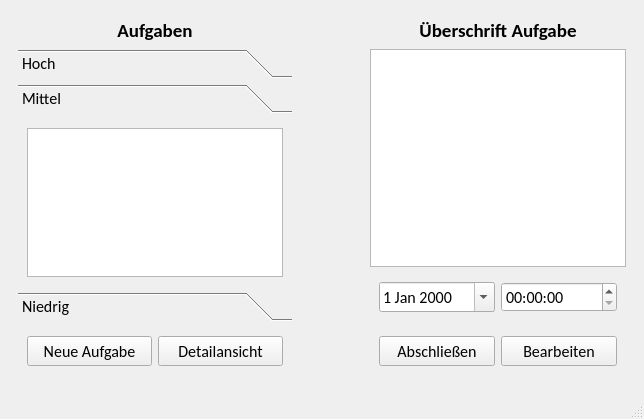
This is UI/frm_main_window.ui in dampfwolke/taskmanager as Qt 5 draws it before an edit. The edited form follows.
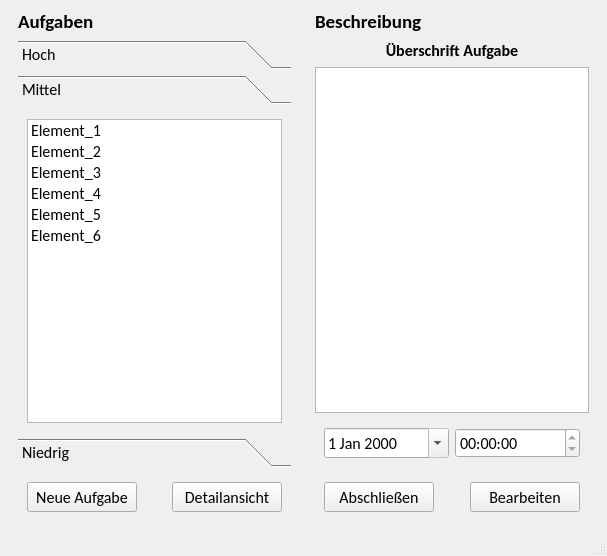
This is the edited form. The open tabs and pages were chosen to show the change.

The edit to the form file:
```diff
--- a/UI/frm_main_window.ui
+++ b/UI/frm_main_window.ui
@@ -6,8 +6,8 @@
    <rect>
     <x>0</x>
     <y>0</y>
-    <width>644</width>
-    <height>419</height>
+    <width>607</width>
+    <height>556</height>
    </rect>
   </property>
   <property name="font">
@@ -23,7 +23,19 @@
    <layout class="QHBoxLayout" name="horizontalLayout_3">
     <item>
      <widget class="QWidget" name="wg_main_tasks" native="true">
+      <property name="sizePolicy">
+       <sizepolicy hsizetype="Preferred" vsizetype="Preferred">
+        <horstretch>0</horstretch>
+        <verstretch>0</verstretch>
+       </sizepolicy>
+      </property>
       <layout class="QVBoxLayout" name="verticalLayout_5">
+       <property name="topMargin">
+        <number>0</number>
+       </property>
+       <property name="bottomMargin">
+        <number>0</number>
+       </property>
        <item>
         <widget class="QLabel" name="lb_tasks">
          <property name="font">
@@ -37,7 +49,7 @@
           <string>Aufgaben</string>
          </property>
          <property name="alignment">
-          <set>Qt::AlignmentFlag::AlignCenter</set>
+          <set>Qt::AlignmentFlag::AlignLeading|Qt::AlignmentFlag::AlignLeft|Qt::AlignmentFlag::AlignVCenter</set>
          </property>
         </widget>
        </item>
@@ -51,8 +63,8 @@
            <rect>
             <x>0</x>
             <y>0</y>
-            <width>274</width>
-            <height>173</height>
+            <width>273</width>
+            <height>328</height>
            </rect>
           </property>
           <attribute name="label">
@@ -60,7 +72,31 @@
           </attribute>
           <layout class="QVBoxLayout" name="verticalLayout">
            <item>
-            <widget class="QListWidget" name="lw_high"/>
+            <widget class="QListWidget" name="lw_high">
+             <property name="layoutDirection">
+              <enum>Qt::LayoutDirection::LeftToRight</enum>
+             </property>
+             <item>
+              <property name="text">
+               <string>Element_1</string>
+              </property>
+             </item>
+             <item>
+              <property name="text">
+               <string>Element_2</string>
+              </property>
+             </item>
+             <item>
+              <property name="text">
+               <string>Element_3</string>
+              </property>
+             </item>
+             <item>
+              <property name="text">
+               <string>Element_4</string>
+              </property>
+             </item>
+            </widget>
            </item>
           </layout>
          </widget>
@@ -69,8 +105,8 @@
            <rect>
             <x>0</x>
             <y>0</y>
-            <width>98</width>
-            <height>91</height>
+            <width>290</width>
+            <height>328</height>
            </rect>
           </property>
           <attribute name="label">
@@ -78,7 +114,38 @@
           </attribute>
           <layout class="QVBoxLayout" name="verticalLayout_2">
            <item>
-            <widget class="QListWidget" name="lw_medium"/>
+            <widget class="QListWidget" name="lw_medium">
+             <item>
+              <property name="text">
+               <string>Element_1</string>
+              </property>
+             </item>
+             <item>
+              <property name="text">
+               <string>Element_2</string>
+              </property>
+             </item>
+             <item>
+              <property name="text">
+               <string>Element_3</string>
+              </property>
+             </item>
+             <item>
+              <property name="text">
+               <string>Element_4</string>
+              </property>
+             </item>
+             <item>
+              <property name="text">
+               <string>Element_5</string>
+              </property>
+             </item>
+             <item>
+              <property name="text">
+               <string>Element_6</string>
+              </property>
+             </item>
+            </widget>
            </item>
           </layout>
          </widget>
@@ -87,8 +154,8 @@
            <rect>
             <x>0</x>
             <y>0</y>
-            <width>98</width>
-            <height>91</height>
+            <width>290</width>
+            <height>328</height>
            </rect>
           </property>
           <attribute name="label">
@@ -96,7 +163,28 @@
           </attribute>
           <layout class="QVBoxLayout" name="verticalLayout_3">
            <item>
-            <widget class="QListWidget" name="lw_low"/>
+            <widget class="QListWidget" name="lw_low">
+             <item>
+              <property name="text">
+               <string>Element_1</string>
+              </property>
+             </item>
+             <item>
+              <property name="text">
+               <string>Element_2</string>
+              </property>
+             </item>
+             <item>
+              <property name="text">
+               <string>Element_3</string>
+              </property>
+             </item>
+             <item>
+              <property name="text">
+               <string>Element_4</string>
+              </property>
+             </item>
+            </widget>
            </item>
           </layout>
          </widget>
@@ -124,6 +212,19 @@
             </property>
            </widget>
           </item>
+          <item>
+           <spacer name="horizontalSpacer_2">
+            <property name="orientation">
+             <enum>Qt::Orientation::Horizontal</enum>
+            </property>
+            <property name="sizeHint" stdset="0">
+             <size>
+              <width>40</width>
+              <height>20</height>
+             </size>
+            </property>
+           </spacer>
+          </item>
           <item>
            <widget class="QPushButton" name="pb_show_description">
             <property name="minimumSize">
@@ -155,28 +256,44 @@
       </layout>
      </widget>
     </item>
-    <item>
-     <spacer name="horizontalSpacer">
-      <property name="orientation">
-       <enum>Qt::Orientation::Horizontal</enum>
-      </property>
-      <property name="sizeHint" stdset="0">
-       <size>
-        <width>40</width>
-        <height>20</height>
-       </size>
-      </property>
-     </spacer>
-    </item>
     <item>
      <widget class="QWidget" name="wg_main_descripton" native="true">
+      <property name="sizePolicy">
+       <sizepolicy hsizetype="Preferred" vsizetype="Preferred">
+        <horstretch>0</horstretch>
+        <verstretch>0</verstretch>
+       </sizepolicy>
+      </property>
       <layout class="QVBoxLayout" name="verticalLayout_4">
+       <property name="topMargin">
+        <number>0</number>
+       </property>
+       <property name="bottomMargin">
+        <number>0</number>
+       </property>
+       <item>
+        <widget class="QLabel" name="lb_description">
+         <property name="font">
+          <font>
+           <family>Calibri</family>
+           <pointsize>14</pointsize>
+           <bold>true</bold>
+          </font>
+         </property>
+         <property name="text">
+          <string>Beschreibung</string>
+         </property>
+         <property name="alignment">
+          <set>Qt::AlignmentFlag::AlignLeading|Qt::AlignmentFlag::AlignLeft|Qt::AlignmentFlag::AlignVCenter</set>
+         </property>
+        </widget>
+       </item>
        <item>
         <widget class="QLabel" name="lb_task_title">
          <property name="font">
           <font>
            <family>Calibri</family>
-           <pointsize>14</pointsize>
+           <pointsize>12</pointsize>
            <bold>true</bold>
           </font>
          </property>
@@ -189,7 +306,11 @@
         </widget>
        </item>
        <item>
-        <widget class="QTextEdit" name="te_description"/>
+        <widget class="QTextEdit" name="te_description">
+         <property name="readOnly">
+          <bool>true</bool>
+         </property>
+        </widget>
        </item>
        <item>
         <widget class="QWidget" name="wg_description_time" native="true">
@@ -202,13 +323,20 @@
          <layout class="QHBoxLayout" name="horizontalLayout_4">
           <item>
            <widget class="QDateEdit" name="ded_description">
+            <property name="readOnly">
+             <bool>true</bool>
+            </property>
             <property name="calendarPopup">
              <bool>true</bool>
             </property>
            </widget>
           </item>
           <item>
-           <widget class="QTimeEdit" name="ted_description"/>
+           <widget class="QTimeEdit" name="ted_description">
+            <property name="readOnly">
+             <bool>true</bool>
+            </property>
+           </widget>
           </item>
          </layout>
         </widget>
@@ -235,6 +363,19 @@
             </property>
            </widget>
           </item>
+          <item>
+           <spacer name="horizontalSpacer_3">
+            <property name="orientation">
+             <enum>Qt::Orientation::Horizontal</enum>
+            </property>
+            <property name="sizeHint" stdset="0">
+             <size>
+              <width>40</width>
+              <height>20</height>
+             </size>
+            </property>
+           </spacer>
+          </item>
           <item>
            <widget class="QPushButton" name="pb_edit_task">
             <property name="minimumSize">
```
